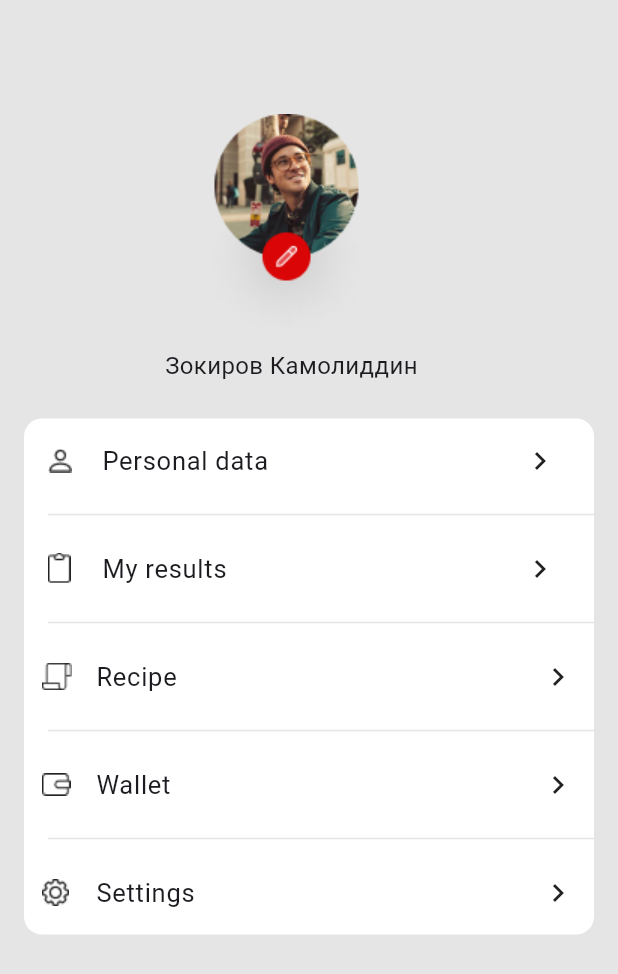
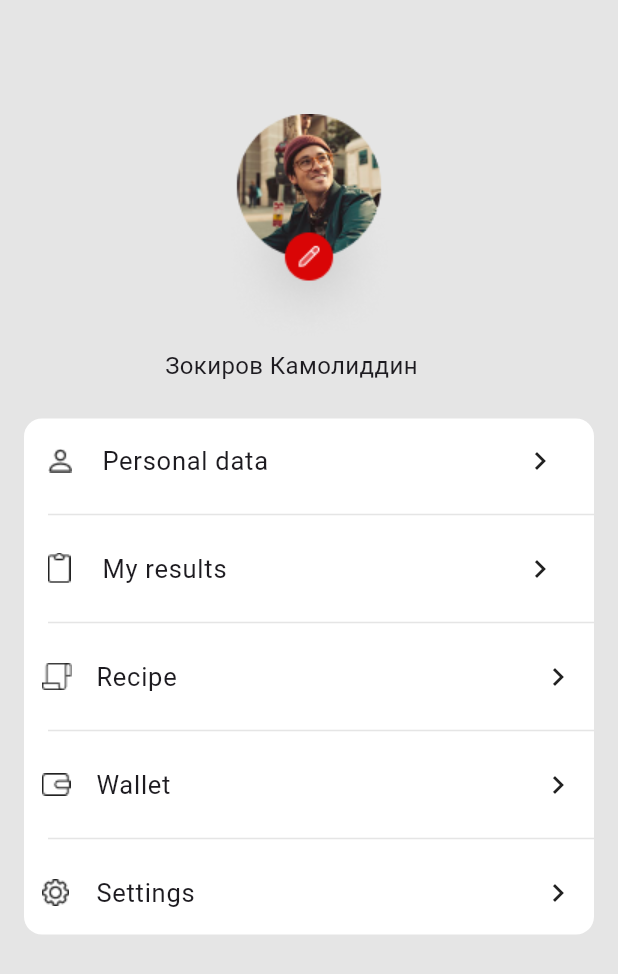
Before and after one commit to AzizbekNormurodov/Provider_example, a Flutter app: the screen it shows after launch, on a phone screen of 412 x 824 dp. Shown: the top 974 px of the screen. Run offline on Flutter 3.47's test engine with Material 2 defaults, Android fonts, the phone set to English and light mode, and no system bars; our stand-ins replace flutter_svg.

Commit message:
second commit

```diff
--- a/lib/core/custom_bottom_sheet.dart
+++ b/lib/core/custom_bottom_sheet.dart
@@ -40,7 +40,7 @@ Future<T?> customModalBottomSheet<T>({
                   width: 40,
                   height: 4,
                   decoration: BoxDecoration(color: Theme.of(context).cardColor,
-                    borderRadius: BorderRadius.all(Radius.circular(12),),
+                    borderRadius: const BorderRadius.all(Radius.circular(12),),
                   ),
                 ),
               ),
@@ -48,7 +48,7 @@ Future<T?> customModalBottomSheet<T>({
             Padding(
               padding: const EdgeInsets.only(top: 12),
               child: ClipRRect(
-                borderRadius: BorderRadius.all(Radius.circular(12),),
+                borderRadius: const BorderRadius.all(Radius.circular(12),),
                 child: Material(
                   child: isScrollControlled
                       ? DraggableScrollableSheet(
--- a/lib/core/theme/app_theme.dart
+++ b/lib/core/theme/app_theme.dart
@@ -1,18 +1,14 @@
 import 'package:flutter/material.dart';
 import 'theme_colors.dart';
-import 'theme_text_styles.dart';
-
-
 
 final lightTheme = ThemeData(
     listTileTheme: const ListTileThemeData(
       iconColor: Colors.black,
     ),
-    dividerTheme: DividerThemeData(
+    dividerTheme: const DividerThemeData(
       color: ThemeColors.backgroundColor,
       indent: 16,
     ),
-
     useMaterial3: true,
     primaryColor: ThemeColors.primary,
     scaffoldBackgroundColor: const Color(0xffE5E5E5),
@@ -22,159 +18,13 @@ final lightTheme = ThemeData(
         TargetPlatform.iOS: CupertinoPageTransitionsBuilder(),
       },
     ),
-
     cardColor: Colors.white,
     appBarTheme: const AppBarTheme(
       backgroundColor: ThemeColors.white,
       surfaceTintColor: ThemeColors.white,
       iconTheme: IconThemeData(color: Colors.black),
-      titleTextStyle: TextStyle(fontSize: 17, fontWeight: FontWeight.w600, color: Colors.black),
-      elevation: 0,
-    ),
-
-    tabBarTheme: const TabBarTheme(
-      unselectedLabelColor: Color(0xff303940),
-      indicatorColor: ThemeColors.primary,
-      labelColor: ThemeColors.primary,
-    ),
-    bottomNavigationBarTheme: const BottomNavigationBarThemeData(
-      showUnselectedLabels: true,
-      backgroundColor: ThemeColors.white,
-      selectedItemColor: ThemeColors.primary,
-      unselectedItemColor: Color(0xff9AA6AC),
-      selectedIconTheme: IconThemeData(
-        size: 24,
-      ),
-      unselectedIconTheme: IconThemeData(
-        size: 24,
-      ),
-      selectedLabelStyle: TextStyle(
-        fontSize: 10,
-        fontWeight: FontWeight.w500,
-      ),
-      unselectedLabelStyle: TextStyle(
-        fontSize: 10,
-        fontWeight: FontWeight.w500,
-        color: Color(0xff9AA6AC),
-      ),
-      elevation: 3,
-    ),
-    elevatedButtonTheme: const ElevatedButtonThemeData(
-      style: ButtonStyle(
-        elevation: MaterialStatePropertyAll(0),
-        backgroundColor: MaterialStatePropertyAll(ThemeColors.primary),
-        foregroundColor: MaterialStatePropertyAll(Colors.black),
-        shape: MaterialStatePropertyAll(
-          RoundedRectangleBorder(
-            borderRadius: BorderRadius.all(Radius.circular(12)),
-          ),
-        ),
-        textStyle: MaterialStatePropertyAll(
-          TextStyle(
-            color: Colors.black,
-            fontSize: 15,
-            fontWeight: FontWeight.w600,
-          ),
-        ),
-        minimumSize: MaterialStatePropertyAll(
-          Size(double.infinity, 48),
-        ),
-        maximumSize: MaterialStatePropertyAll(
-          Size(double.infinity, 48),
-        ),
-      ),
-    ),
-    inputDecorationTheme: const InputDecorationTheme(
-      filled: true,
-      fillColor: ThemeColors.backgroundColor,
-      contentPadding: EdgeInsets.symmetric(horizontal: 16, vertical: 12),
-      border: OutlineInputBorder(
-        borderSide: BorderSide.none,
-        borderRadius: BorderRadius.all(Radius.circular(8)),
-        // borderSide: BorderSide(
-        //   color: Colors.transparent,
-        //   width: 1,
-        // ),
-      ),
-      enabledBorder: OutlineInputBorder(
-        borderSide: BorderSide(width: 0.0),
-        borderRadius: BorderRadius.all(Radius.circular(8)),
-        // borderSide: BorderSide(
-        //   color: Colors.transparent,
-        //   width: 1,
-        // ),
-      ),
-      focusedBorder: OutlineInputBorder(
-        borderRadius: BorderRadius.all(Radius.circular(8)),
-        borderSide: BorderSide(
-          color: ThemeColors.primary,
-          width: 0,
-        ),
-      ),
-      labelStyle: TextStyle(
-        color: ThemeColors.grey,
-        fontSize: 12,
-        fontWeight: FontWeight.w500,
-      ),
-      hintStyle: TextStyle(
-        color: ThemeColors.grey,
-        fontSize: 12,
-        fontWeight: FontWeight.w500,
-      ),
-    ),
-    textTheme: const TextTheme(
-        bodyText1: TextStyle(
-      color: Colors.black,
-      fontSize: 15,
-      fontWeight: FontWeight.w400,
-    )));
-
-///
-final darkTheme = ThemeData(
-// colorScheme: ColorScheme(
-//   brightness: Brightness.dark,
-//   primary: Color(0xFFF1F2F3),
-//   onPrimary: Color(0xFFFFFFFF),
-//   secondary: Color(0xFFBBBBBB),
-//   onSecondary: Color(0xFFEAEAEA),
-//   error: Color(0xFFF32424),
-//   onError: Color(0xFFF32424),
-//   background: Color(0xFF202020),
-//   onBackground: Color(0xFF505050),
-//   surface: Color(0xFF54B435),
-//   onSurface: Color(0xFF54B435),
-// ),
-    brightness: Brightness.dark,
-    listTileTheme: const ListTileThemeData(
-      iconColor: Colors.black26,
-    ),
-    dividerTheme: DividerThemeData(
-      color: Color.fromRGBO(244, 244, 244, 0.5),
-      indent: 16,
-    ),
-    bottomSheetTheme: BottomSheetThemeData(
-      backgroundColor: ThemeColors.dark_backgroundColor,
-
-
-    ),
-
-    useMaterial3: true,
-    primaryColor: Colors.white,
-    scaffoldBackgroundColor: ThemeColors.dark_backgroundColor,
-    pageTransitionsTheme: const PageTransitionsTheme(
-      builders: {
-        TargetPlatform.android: CupertinoPageTransitionsBuilder(),
-        TargetPlatform.iOS: CupertinoPageTransitionsBuilder(),
-      },
-    ),
-    cardColor: ThemeColors.dark_appbar,
-    iconTheme: const IconThemeData(color: Colors.white),
-    appBarTheme: AppBarTheme(
-      shadowColor: Colors.black.withOpacity(0.2),
-      backgroundColor: ThemeColors.dark_appbar,
-      surfaceTintColor: ThemeColors.dark_appbar,
-      iconTheme: const IconThemeData(color: Colors.white),
-      titleTextStyle: const TextStyle(color: Colors.white, fontSize: 17, fontWeight: FontWeight.w600,),
+      titleTextStyle: TextStyle(
+          fontSize: 17, fontWeight: FontWeight.w600, color: Colors.black),
       elevation: 0,
     ),
     tabBarTheme: const TabBarTheme(
@@ -231,23 +81,15 @@ final darkTheme = ThemeData(
     ),
     inputDecorationTheme: const InputDecorationTheme(
       filled: true,
-      fillColor: ThemeColors.backgroundColor,
+      fillColor: Colors.white70,
       contentPadding: EdgeInsets.symmetric(horizontal: 16, vertical: 12),
       border: OutlineInputBorder(
         borderSide: BorderSide.none,
         borderRadius: BorderRadius.all(Radius.circular(8)),
-        // borderSide: BorderSide(
-        //   color: Colors.transparent,
-        //   width: 1,
-        // ),
       ),
       enabledBorder: OutlineInputBorder(
         borderSide: BorderSide(width: 0.0),
         borderRadius: BorderRadius.all(Radius.circular(8)),
-        // borderSide: BorderSide(
-        //   color: Colors.transparent,
-        //   width: 1,
-        // ),
       ),
       focusedBorder: OutlineInputBorder(
         borderRadius: BorderRadius.all(Radius.circular(8)),
@@ -257,19 +99,146 @@ final darkTheme = ThemeData(
         ),
       ),
       labelStyle: TextStyle(
-        color: ThemeColors.grey,
+        color: Colors.black,
         fontSize: 12,
         fontWeight: FontWeight.w500,
       ),
       hintStyle: TextStyle(
-        color: ThemeColors.grey,
+        color: Colors.black45,
         fontSize: 12,
         fontWeight: FontWeight.w500,
       ),
     ),
     textTheme: const TextTheme(
-        bodyText1: TextStyle(
+        bodyLarge: TextStyle(
+      color: Colors.black,
+      fontSize: 15,
+      fontWeight: FontWeight.w400,
+    )));
+
+///
+final darkTheme = ThemeData(
+  brightness: Brightness.dark,
+  listTileTheme: const ListTileThemeData(
+    iconColor: Colors.black26,
+  ),
+  dividerTheme: const DividerThemeData(
+    color: Color.fromRGBO(244, 244, 244, 0.5),
+    indent: 16,
+  ),
+  bottomSheetTheme: const BottomSheetThemeData(
+    backgroundColor: ThemeColors.dark_backgroundColor,
+  ),
+  useMaterial3: true,
+  primaryColor: Colors.white,
+  scaffoldBackgroundColor: ThemeColors.dark_backgroundColor,
+  pageTransitionsTheme: const PageTransitionsTheme(
+    builders: {
+      TargetPlatform.android: CupertinoPageTransitionsBuilder(),
+      TargetPlatform.iOS: CupertinoPageTransitionsBuilder(),
+    },
+  ),
+  cardColor: ThemeColors.dark_appbar,
+  iconTheme: const IconThemeData(color: Colors.white),
+  appBarTheme: AppBarTheme(
+    shadowColor: Colors.black.withOpacity(0.2),
+    backgroundColor: ThemeColors.dark_appbar,
+    surfaceTintColor: ThemeColors.dark_appbar,
+    iconTheme: const IconThemeData(color: Colors.white),
+    titleTextStyle: const TextStyle(
+      color: Colors.white,
+      fontSize: 17,
+      fontWeight: FontWeight.w600,
+    ),
+    elevation: 0,
+  ),
+  tabBarTheme: const TabBarTheme(
+    unselectedLabelColor: Color(0xff303940),
+    indicatorColor: ThemeColors.primary,
+    labelColor: ThemeColors.primary,
+  ),
+  bottomNavigationBarTheme: const BottomNavigationBarThemeData(
+    showUnselectedLabels: true,
+    backgroundColor: ThemeColors.white,
+    selectedItemColor: ThemeColors.primary,
+    unselectedItemColor: Color(0xff9AA6AC),
+    selectedIconTheme: IconThemeData(
+      size: 24,
+    ),
+    unselectedIconTheme: IconThemeData(
+      size: 24,
+    ),
+    selectedLabelStyle: TextStyle(
+      fontSize: 10,
+      fontWeight: FontWeight.w500,
+    ),
+    unselectedLabelStyle: TextStyle(
+      fontSize: 10,
+      fontWeight: FontWeight.w500,
+      color: Color(0xff9AA6AC),
+    ),
+    elevation: 3,
+  ),
+  elevatedButtonTheme: const ElevatedButtonThemeData(
+    style: ButtonStyle(
+      elevation: MaterialStatePropertyAll(0),
+      backgroundColor: MaterialStatePropertyAll(ThemeColors.primary),
+      foregroundColor: MaterialStatePropertyAll(Colors.black),
+      shape: MaterialStatePropertyAll(
+        RoundedRectangleBorder(
+          borderRadius: BorderRadius.all(Radius.circular(12)),
+        ),
+      ),
+      textStyle: MaterialStatePropertyAll(
+        TextStyle(
+          color: Colors.black,
+          fontSize: 15,
+          fontWeight: FontWeight.w600,
+        ),
+      ),
+      minimumSize: MaterialStatePropertyAll(
+        Size(double.infinity, 48),
+      ),
+      maximumSize: MaterialStatePropertyAll(
+        Size(double.infinity, 48),
+      ),
+    ),
+  ),
+  inputDecorationTheme: InputDecorationTheme(
+
+    fillColor: ThemeColors.dark_backgroundColor,
+    contentPadding: EdgeInsets.symmetric(horizontal: 16, vertical: 12),
+    border: OutlineInputBorder(
+      borderSide: BorderSide.none,
+      borderRadius: BorderRadius.all(Radius.circular(8)),
+    ),
+    enabledBorder: OutlineInputBorder(
+      borderSide: BorderSide(width: 0.0),
+      borderRadius: BorderRadius.all(Radius.circular(8)),
+    ),
+    focusedBorder: OutlineInputBorder(
+      borderRadius: BorderRadius.all(Radius.circular(8)),
+      borderSide: BorderSide(
+        color: ThemeColors.primary,
+        width: 0,
+      ),
+    ),
+    labelStyle: TextStyle(
+      color: Colors.white60,
+      fontSize: 12,
+      fontWeight: FontWeight.w500,
+    ),
+    hintStyle: TextStyle(
+      color: Colors.white60,
+      fontSize: 12,
+      fontWeight: FontWeight.w500,
+    ),
+  ),
+  textTheme: const TextTheme(
+    bodyLarge: TextStyle(
       color: Colors.white,
       fontSize: 15,
       fontWeight: FontWeight.w400,
-    )));
+    ),
+  ),
+);
--- a/lib/core/theme/theme_text_styles.dart
+++ b/lib/core/theme/theme_text_styles.dart
@@ -10,9 +10,8 @@ class ThemeTextStyles {
     fontWeight: FontWeight.w600,
   );
   static const TextStyle text2 = TextStyle(
-    fontSize: 22,
-    fontWeight: FontWeight.w600,
-    color: Colors.black,
+    fontSize: 13,
+    fontWeight: FontWeight.w400,
   );
   static const TextStyle myorders = TextStyle(
     fontSize: 28,
@@ -59,7 +58,6 @@ class ThemeTextStyles {
   static const TextStyle inputname = TextStyle(
     fontSize: 14,
     fontWeight: FontWeight.w400,
-    color: Colors.black,
   );
   static const TextStyle widgettext =
       TextStyle(fontWeight: FontWeight.w400, fontSize: 13, color: Colors.black);
--- a/lib/profile/profile_page.dart
+++ b/lib/profile/profile_page.dart
@@ -1,5 +1,6 @@
 import 'package:flutter/material.dart';
 import 'package:prowider_example/app_localizations.dart';
+import 'package:prowider_example/personal_data/personal_data_page.dart';
 import 'package:prowider_example/setting/setting_page.dart';
 
 class ProfilePage extends StatelessWidget {
@@ -8,15 +9,14 @@ class ProfilePage extends StatelessWidget {
   @override
   Widget build(BuildContext context) {
     return Scaffold(
-      // backgroundColor: const Color(0xffF9F9F9),
       body: Column(
         mainAxisAlignment: MainAxisAlignment.start,
         crossAxisAlignment: CrossAxisAlignment.start,
         children: [
-          Padding(
-            padding: const EdgeInsets.only(top: 76, left: 130),
+          Center(child: Padding(
+            padding: const EdgeInsets.only(top: 76),
             child: Image.asset("assets/png/0.png"),
-          ),
+          )),
           const Padding(
             padding: EdgeInsets.only(left: 110),
             child: Text(
@@ -27,11 +27,19 @@ class ProfilePage extends StatelessWidget {
           Padding(
             padding: const EdgeInsets.only(left: 16, right: 16, top: 24),
             child: Material(
-              borderRadius: BorderRadius.all(Radius.circular(12)),
+              borderRadius: const BorderRadius.all(Radius.circular(12)),
               color: Theme.of(context).cardColor,
               child: Column(
                 children: [
                   ListTile(
+                    onTap: () {
+                      Navigator.push(
+                        context,
+                        MaterialPageRoute(
+                          builder: (context) => PersonalDataPage(),
+                        ),
+                      );
+                    },
                     minLeadingWidth: 24,
                     minVerticalPadding: 0,
                     horizontalTitleGap: 12,
@@ -39,14 +47,13 @@ class ProfilePage extends StatelessWidget {
                         color: Theme.of(context).iconTheme.color),
                     title: Text(
                       AppLocalizations.of(context).translate('Personal data'),
-                      style:
-                          TextStyle(fontSize: 17, fontWeight: FontWeight.w400),
+                      style: const TextStyle(
+                          fontSize: 17, fontWeight: FontWeight.w400),
                     ),
                     trailing: Icon(Icons.chevron_right_outlined,
                         color: Theme.of(context).iconTheme.color),
                   ),
-                  Divider(
-                  ),
+                  const Divider(),
                   ListTile(
                     minLeadingWidth: 24,
                     minVerticalPadding: 0,
@@ -55,53 +62,50 @@ class ProfilePage extends StatelessWidget {
                         color: Theme.of(context).iconTheme.color),
                     title: Text(
                       AppLocalizations.of(context).translate('My results'),
-                      style:
-                          TextStyle(fontSize: 17, fontWeight: FontWeight.w400),
+                      style: const TextStyle(
+                          fontSize: 17, fontWeight: FontWeight.w400),
                     ),
                     trailing: Icon(Icons.chevron_right_outlined,
                         color: Theme.of(context).iconTheme.color),
                   ),
-                  Divider(
-                  ),
+                  const Divider(),
                   ListTile(
                     minLeadingWidth: 24,
                     minVerticalPadding: 0,
                     horizontalTitleGap: 12,
-                    contentPadding: EdgeInsets.symmetric(horizontal: 12),
+                    contentPadding: const EdgeInsets.symmetric(horizontal: 12),
                     leading: Image.asset("assets/png/3.png",
                         color: Theme.of(context).iconTheme.color),
                     title: Text(
                       AppLocalizations.of(context).translate("Recipe"),
-                      style:
-                          TextStyle(fontSize: 17, fontWeight: FontWeight.w400),
+                      style: const TextStyle(
+                          fontSize: 17, fontWeight: FontWeight.w400),
                     ),
                     trailing: Icon(Icons.chevron_right_outlined,
                         color: Theme.of(context).iconTheme.color),
                   ),
-                  Divider(
-                  ),
+                  const Divider(),
                   ListTile(
                     minLeadingWidth: 24,
                     minVerticalPadding: 0,
                     horizontalTitleGap: 12,
-                    contentPadding: EdgeInsets.symmetric(horizontal: 12),
+                    contentPadding: const EdgeInsets.symmetric(horizontal: 12),
                     leading: Image.asset("assets/png/4.png",
                         color: Theme.of(context).iconTheme.color),
                     title: Text(
                       AppLocalizations.of(context).translate("Wallet"),
-                      style:
-                          TextStyle(fontSize: 17, fontWeight: FontWeight.w400),
+                      style: const TextStyle(
+                          fontSize: 17, fontWeight: FontWeight.w400),
                     ),
                     trailing: Icon(Icons.chevron_right_outlined,
                         color: Theme.of(context).iconTheme.color),
                   ),
-                  Divider(
-                  ),
+                  const Divider(),
                   ListTile(
                     minLeadingWidth: 24,
                     minVerticalPadding: 0,
                     horizontalTitleGap: 12,
-                    contentPadding: EdgeInsets.symmetric(horizontal: 12),
+                    contentPadding: const EdgeInsets.symmetric(horizontal: 12),
                     onTap: () {
                       Navigator.push(
                         context,
@@ -113,8 +117,8 @@ class ProfilePage extends StatelessWidget {
                         color: Theme.of(context).iconTheme.color),
                     title: Text(
                       AppLocalizations.of(context).translate("settings"),
-                      style:
-                          TextStyle(fontSize: 17, fontWeight: FontWeight.w400),
+                      style: const TextStyle(
+                          fontSize: 17, fontWeight: FontWeight.w400),
                     ),
                     trailing: Icon(Icons.chevron_right_outlined,
                         color: Theme.of(context).iconTheme.color),
--- a/lib/setting/widget/languages_widget.dart
+++ b/lib/setting/widget/languages_widget.dart
@@ -30,6 +30,7 @@ class LanguagesWidget extends StatelessWidget {
           flagName: 'ru',
           onTap: () {
             context.read<AppProvider>().setLocale("ru");
+            Navigator.pop(context);
           },
         ),
         const Divider(),
@@ -39,6 +40,7 @@ class LanguagesWidget extends StatelessWidget {
           flagName: 'en',
           onTap: () {
             context.read<AppProvider>().setLocale("en");
+            Navigator.pop(context);
           },
         ),
         const Divider(),
@@ -48,6 +50,7 @@ class LanguagesWidget extends StatelessWidget {
           flagName: 'uz',
           onTap: () {
             context.read<AppProvider>().setLocale("uz");
+            Navigator.pop(context);
           },
         ),
       ],
@@ -75,7 +78,7 @@ class LanguageItemWidget extends StatelessWidget {
       minLeadingWidth: 24,
       minVerticalPadding: 0,
       horizontalTitleGap: 12,
-      contentPadding: EdgeInsets.symmetric(horizontal: 12),
+      contentPadding: const EdgeInsets.symmetric(horizontal: 12),
       onTap: onTap,
       leading: SvgPicture.asset("assets/png/$flagName.svg"),
       title: Padding(
--- a/lib/setting/widget/subject_widget.dart
+++ b/lib/setting/widget/subject_widget.dart
@@ -26,6 +26,7 @@ class SubjectWidget extends StatelessWidget {
           text: "System",
           onTap: () {
             context.read<AppProvider>().setTheme(ThemeMode.system);
+            Navigator.pop(context);
           },
         ),
         const Divider(),
@@ -34,6 +35,7 @@ class SubjectWidget extends StatelessWidget {
           text: "Light",
           onTap: () {
             context.read<AppProvider>().setTheme(ThemeMode.light);
+            Navigator.pop(context);
           },
         ),
         const Divider(),
@@ -42,6 +44,7 @@ class SubjectWidget extends StatelessWidget {
           text: "Dark",
           onTap: () {
             context.read<AppProvider>().setTheme(ThemeMode.dark);
+            Navigator.pop(context);
           },
         ),
       ],
```
Also changed, not shown: assets/locale/en.json (+7 -1 lines), assets/locale/ru.json (+7 -1 lines), assets/locale/uz.json (+7 -1 lines), lib/core/widget/counter_widget.dart (deleted, +0 -54 lines), lib/personal_data/personal_data_page.dart (added, +172 -0 lines), lib/setting/setting_page.dart (+6 -7 lines).
